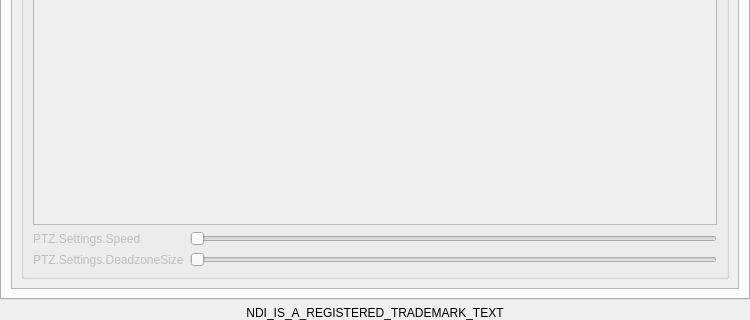
glikely/obs-ptz, file src/settings.ui: the form before one commit; both pictures show x 0 to 750 and y 180 to 500 of the 750 by 500 pixel window.
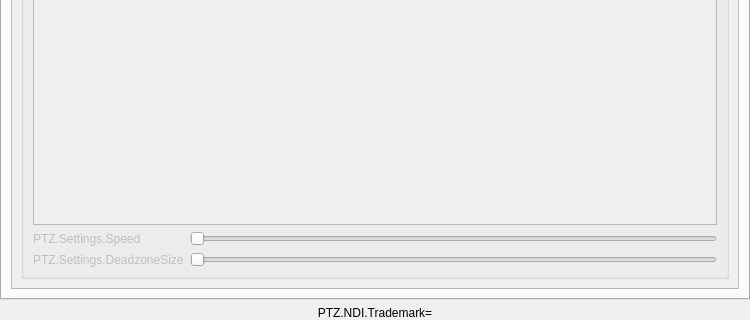
The form after the commit. Custom widgets are drawn as their Qt base class.

```diff
--- a/src/settings.ui
+++ b/src/settings.ui
@@ -310,7 +310,7 @@
    <item>
     <widget class="QLabel" name="labelNdiRegisteredTrademark">
      <property name="text">
-      <string>NDI_IS_A_REGISTERED_TRADEMARK_TEXT</string>
+      <string>PTZ.NDI.Trademark=</string>
      </property>
      <property name="alignment">
       <set>Qt::AlignCenter</set>
```
